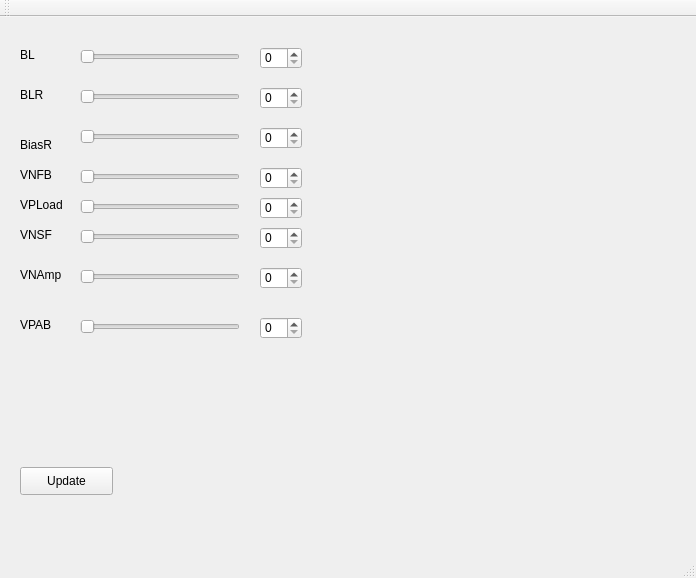
Qt form mainwindow.ui (EKPCN/HVCMOS2FEI4) before a commit.
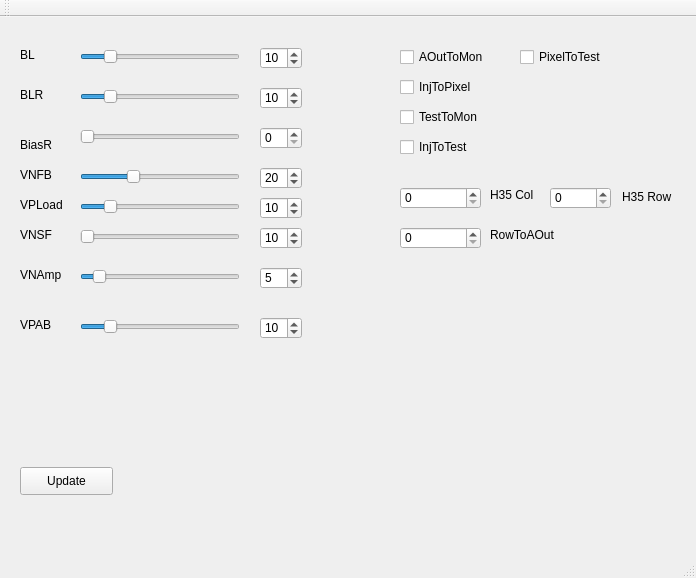
The same form after that commit.

Diff of the .ui file:
```diff
--- a/mainwindow.ui
+++ b/mainwindow.ui
@@ -33,6 +33,12 @@
       <height>19</height>
      </rect>
     </property>
+    <property name="maximum">
+     <number>63</number>
+    </property>
+    <property name="value">
+     <number>5</number>
+    </property>
     <property name="orientation">
      <enum>Qt::Horizontal</enum>
     </property>
@@ -46,6 +52,12 @@
       <height>22</height>
      </rect>
     </property>
+    <property name="maximum">
+     <number>63</number>
+    </property>
+    <property name="value">
+     <number>10</number>
+    </property>
    </widget>
    <widget class="QLabel" name="label_2">
     <property name="geometry">
@@ -95,6 +107,12 @@
       <height>19</height>
      </rect>
     </property>
+    <property name="maximum">
+     <number>63</number>
+    </property>
+    <property name="value">
+     <number>20</number>
+    </property>
     <property name="orientation">
      <enum>Qt::Horizontal</enum>
     </property>
@@ -108,6 +126,12 @@
       <height>19</height>
      </rect>
     </property>
+    <property name="maximum">
+     <number>63</number>
+    </property>
+    <property name="value">
+     <number>10</number>
+    </property>
     <property name="orientation">
      <enum>Qt::Horizontal</enum>
     </property>
@@ -121,6 +145,12 @@
       <height>22</height>
      </rect>
     </property>
+    <property name="maximum">
+     <number>63</number>
+    </property>
+    <property name="value">
+     <number>10</number>
+    </property>
    </widget>
    <widget class="QSlider" name="Slider_VPAB">
     <property name="geometry">
@@ -131,6 +161,12 @@
       <height>19</height>
      </rect>
     </property>
+    <property name="maximum">
+     <number>63</number>
+    </property>
+    <property name="value">
+     <number>10</number>
+    </property>
     <property name="orientation">
      <enum>Qt::Horizontal</enum>
     </property>
@@ -144,6 +180,12 @@
       <height>22</height>
      </rect>
     </property>
+    <property name="maximum">
+     <number>63</number>
+    </property>
+    <property name="value">
+     <number>10</number>
+    </property>
    </widget>
    <widget class="QLabel" name="label">
     <property name="geometry">
@@ -167,6 +209,12 @@
       <height>19</height>
      </rect>
     </property>
+    <property name="maximum">
+     <number>63</number>
+    </property>
+    <property name="value">
+     <number>10</number>
+    </property>
     <property name="orientation">
      <enum>Qt::Horizontal</enum>
     </property>
@@ -180,6 +228,12 @@
       <height>22</height>
      </rect>
     </property>
+    <property name="maximum">
+     <number>63</number>
+    </property>
+    <property name="value">
+     <number>20</number>
+    </property>
    </widget>
    <widget class="QLabel" name="label_7">
     <property name="geometry">
@@ -242,6 +296,12 @@
       <height>19</height>
      </rect>
     </property>
+    <property name="maximum">
+     <number>63</number>
+    </property>
+    <property name="value">
+     <number>10</number>
+    </property>
     <property name="orientation">
      <enum>Qt::Horizontal</enum>
     </property>
@@ -268,6 +328,12 @@
       <height>22</height>
      </rect>
     </property>
+    <property name="maximum">
+     <number>63</number>
+    </property>
+    <property name="value">
+     <number>5</number>
+    </property>
    </widget>
    <widget class="QSpinBox" name="spinBox_VPLoad">
     <property name="geometry">
@@ -278,6 +344,12 @@
       <height>22</height>
      </rect>
     </property>
+    <property name="maximum">
+     <number>63</number>
+    </property>
+    <property name="value">
+     <number>10</number>
+    </property>
    </widget>
    <widget class="QSpinBox" name="spinBox_VPAB">
     <property name="geometry">
@@ -288,6 +360,12 @@
       <height>22</height>
      </rect>
     </property>
+    <property name="maximum">
+     <number>63</number>
+    </property>
+    <property name="value">
+     <number>10</number>
+    </property>
    </widget>
    <widget class="QSlider" name="Slider_BiasR">
     <property name="geometry">
@@ -315,6 +393,140 @@
      <string>VNSF</string>
     </property>
    </widget>
+   <widget class="QCheckBox" name="checkbox_AOutToMon">
+    <property name="geometry">
+     <rect>
+      <x>400</x>
+      <y>30</y>
+      <width>121</width>
+      <height>20</height>
+     </rect>
+    </property>
+    <property name="text">
+     <string>AOutToMon</string>
+    </property>
+   </widget>
+   <widget class="QCheckBox" name="checkbox_InjToPixel">
+    <property name="geometry">
+     <rect>
+      <x>400</x>
+      <y>60</y>
+      <width>141</width>
+      <height>20</height>
+     </rect>
+    </property>
+    <property name="text">
+     <string>InjToPixel</string>
+    </property>
+   </widget>
+   <widget class="QCheckBox" name="checkbox_TestToMon">
+    <property name="geometry">
+     <rect>
+      <x>400</x>
+      <y>90</y>
+      <width>101</width>
+      <height>20</height>
+     </rect>
+    </property>
+    <property name="text">
+     <string>TestToMon</string>
+    </property>
+   </widget>
+   <widget class="QCheckBox" name="checkbox_InjToTest">
+    <property name="geometry">
+     <rect>
+      <x>400</x>
+      <y>120</y>
+      <width>81</width>
+      <height>20</height>
+     </rect>
+    </property>
+    <property name="text">
+     <string>InjToTest</string>
+    </property>
+   </widget>
+   <widget class="QSpinBox" name="H35Col">
+    <property name="geometry">
+     <rect>
+      <x>400</x>
+      <y>170</y>
+      <width>81</width>
+      <height>22</height>
+     </rect>
+    </property>
+   </widget>
+   <widget class="QLabel" name="label_9">
+    <property name="geometry">
+     <rect>
+      <x>490</x>
+      <y>170</y>
+      <width>53</width>
+      <height>16</height>
+     </rect>
+    </property>
+    <property name="text">
+     <string>H35 Col</string>
+    </property>
+   </widget>
+   <widget class="QSpinBox" name="RowToAOut">
+    <property name="geometry">
+     <rect>
+      <x>400</x>
+      <y>210</y>
+      <width>81</width>
+      <height>22</height>
+     </rect>
+    </property>
+   </widget>
+   <widget class="QLabel" name="label_10">
+    <property name="geometry">
+     <rect>
+      <x>490</x>
+      <y>210</y>
+      <width>81</width>
+      <height>16</height>
+     </rect>
+    </property>
+    <property name="text">
+     <string>RowToAOut</string>
+    </property>
+   </widget>
+   <widget class="QSpinBox" name="H35Row">
+    <property name="geometry">
+     <rect>
+      <x>550</x>
+      <y>170</y>
+      <width>61</width>
+      <height>22</height>
+     </rect>
+    </property>
+   </widget>
+   <widget class="QLabel" name="label_11">
+    <property name="geometry">
+     <rect>
+      <x>622</x>
+      <y>170</y>
+      <width>61</width>
+      <height>20</height>
+     </rect>
+    </property>
+    <property name="text">
+     <string>H35 Row</string>
+    </property>
+   </widget>
+   <widget class="QCheckBox" name="checkbox_PixelToTest">
+    <property name="geometry">
+     <rect>
+      <x>520</x>
+      <y>30</y>
+      <width>131</width>
+      <height>20</height>
+     </rect>
+    </property>
+    <property name="text">
+     <string>PixelToTest</string>
+    </property>
+   </widget>
   </widget>
   <widget class="QMenuBar" name="menuBar">
    <property name="geometry">
```
Left out of the diff: 9 changed lines with no effect on the pictures.
